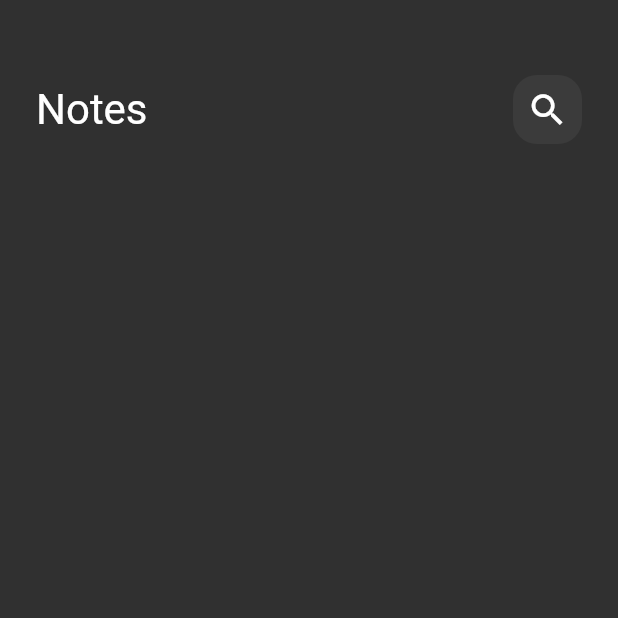
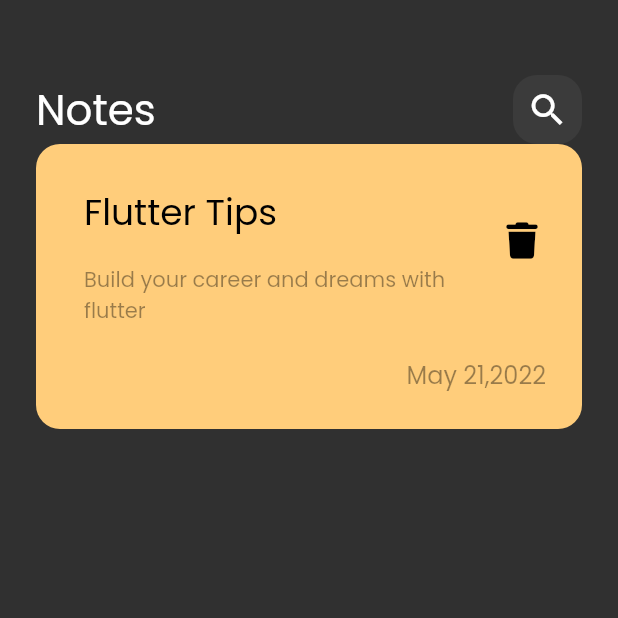
Before and after one commit to yasserdarwish/note_app, a Flutter app: the screen it shows after launch, on a phone screen of 412 x 824 dp, the top half of it. Run offline on Flutter 3.47's test engine with Material 2 defaults, Android fonts, the phone set to English and light mode, and no system bars; our stand-ins replace font_awesome_flutter.

Commit message:
create note item

```diff
--- a/lib/main.dart
+++ b/lib/main.dart
@@ -12,7 +12,7 @@ class NotesApp extends StatelessWidget {
   Widget build(BuildContext context) {
     return MaterialApp(
       debugShowCheckedModeBanner: false,
-      theme: ThemeData(brightness: Brightness.dark),
+      theme: ThemeData(brightness: Brightness.dark, fontFamily: 'Poppins'),
       home: NotesView(),
     );
   }
--- /dev/null
+++ b/lib/views/widgets/custom_note_item.dart
@@ -0,0 +1,51 @@
+import 'package:flutter/material.dart';
+import 'package:font_awesome_flutter/font_awesome_flutter.dart';
+
+class NoteItem extends StatelessWidget {
+  const NoteItem({super.key});
+
+  @override
+  Widget build(BuildContext context) {
+    return Container(
+      decoration: BoxDecoration(
+          borderRadius: BorderRadius.circular(16),
+          color: const Color(0xffffcd7b)),
+      child: Padding(
+        padding: const EdgeInsets.only(top: 24, bottom: 24, left: 16),
+        child: Column(
+          crossAxisAlignment: CrossAxisAlignment.end,
+          children: [
+            ListTile(
+              title: const Text(
+                "Flutter Tips",
+                style: TextStyle(color: Colors.black, fontSize: 24),
+              ),
+              subtitle: Padding(
+                padding: const EdgeInsets.symmetric(vertical: 16),
+                child: Text(
+                  "Build your career and dreams with flutter",
+                  style: TextStyle(color: Colors.black.withOpacity(0.4)),
+                ),
+              ),
+              trailing: IconButton(
+                  onPressed: () {},
+                  icon: const Icon(
+                    FontAwesomeIcons.trash,
+                    color: Colors.black,
+                    size: 24,
+                  )),
+            ),
+            Padding(
+              padding: const EdgeInsets.only(right: 24),
+              child: Text(
+                "May 21,2022",
+                style: TextStyle(
+                    color: Colors.black.withOpacity(0.4), fontSize: 16),
+              ),
+            )
+          ],
+        ),
+      ),
+    );
+  }
+}
--- a/lib/views/widgets/custom_search_icon.dart
+++ b/lib/views/widgets/custom_search_icon.dart
@@ -11,10 +11,11 @@ class CustomSearchIcon extends StatelessWidget {
         decoration: BoxDecoration(
             color: Colors.white.withOpacity(0.05),
             borderRadius: BorderRadius.circular(16)),
-      child: const Icon(
+        child: IconButton(
+            onPressed: () {},
+            icon: const Icon(
               Icons.search,
               size: 28,
-      ),
-    );
+            )));
   }
 }
--- a/lib/views/widgets/notes_view_body.dart
+++ b/lib/views/widgets/notes_view_body.dart
@@ -1,5 +1,6 @@
 import 'package:flutter/material.dart';
 import 'package:notes_app/views/widgets/custom_app_bar.dart';
+import 'package:notes_app/views/widgets/custom_note_item.dart';
 
 class NotesViewBody extends StatelessWidget {
   const NotesViewBody({super.key});
@@ -13,7 +14,8 @@ class NotesViewBody extends StatelessWidget {
           SizedBox(
             height: 50,
           ),
-          CustomAppBar()
+          CustomAppBar(),
+          NoteItem()
         ],
       ),
     );
```
Also changed, not shown: pubspec.yaml (+8 -18 lines), assets/fonts/Poppins-Regular.ttf (added), pubspec.lock. Lines whose indentation alone changed are shown as unchanged.
